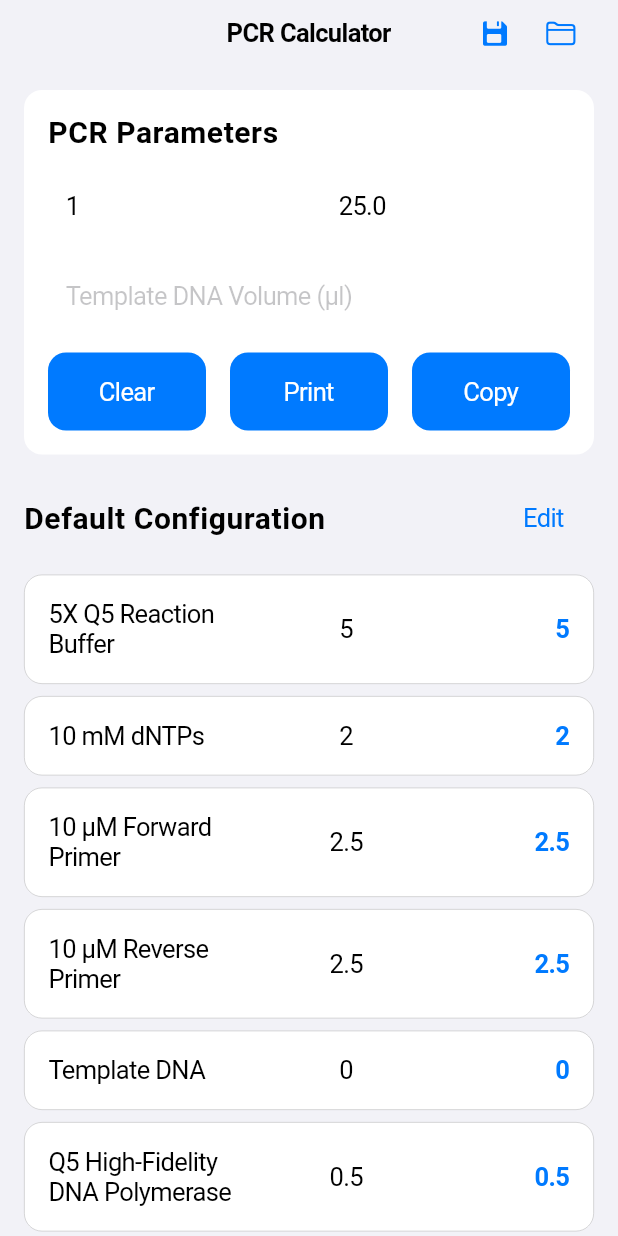
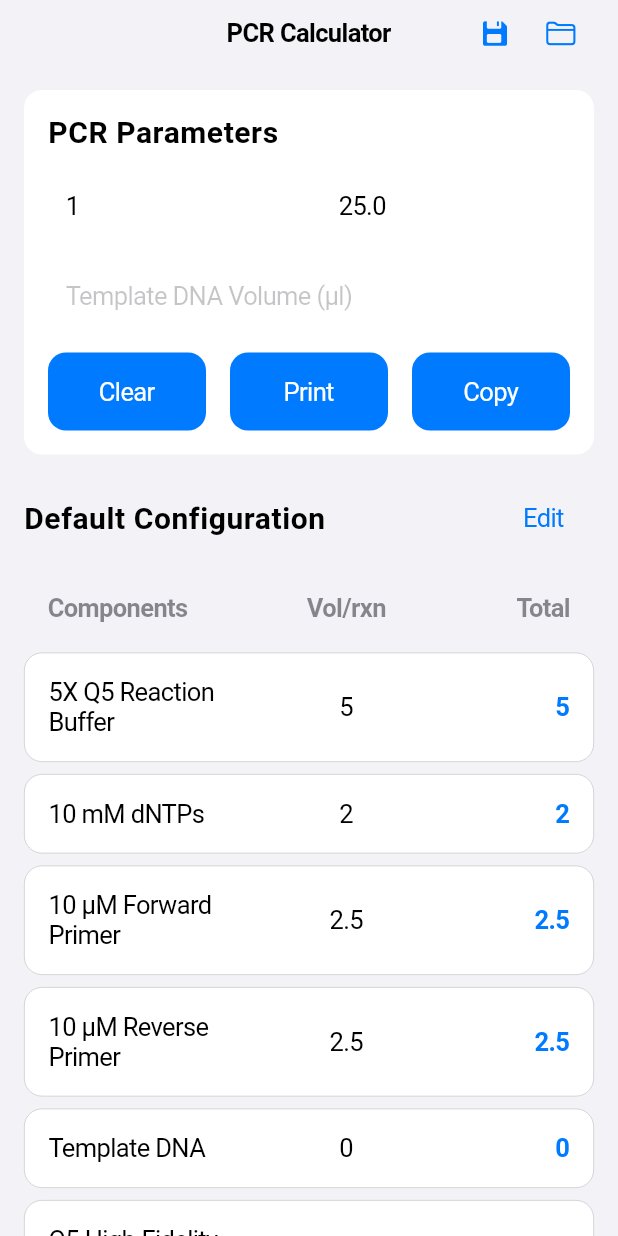
Before and after one commit to alextu870719/Lab-Studio, a Flutter app: the screen it shows after launch, on a phone screen of 412 x 824 dp. Run offline on Flutter 3.47's test engine with Material 3 defaults, Android fonts, the phone set to English and light mode, and no system bars; our stand-ins replace printing, shared_preferences.

Commit message:
Add header row for reagent list in normal display mode
- Add 'Components', 'Vol/rxn', 'Total' header row above reagent list
- Header only shows in normal display mode (not in edit mode)
- Uses CupertinoTheme styling with secondaryLabel color
- Maintains consistent layout with reagent rows (flex: 3, 2, 2)
- Improves data readability and professional appearance
- FontWeight.w600 for better header distinction

```diff
--- a/lib/main.dart
+++ b/lib/main.dart
@@ -736,6 +736,49 @@ class _PcrCalculatorPageState extends State<PcrCalculatorPage> {
 
             // Reagents List
             if (_calculatedTotalVolumes.isNotEmpty) ...[
+              // Header row for normal display mode
+              if (!_isEditMode)
+                Container(
+                  margin: const EdgeInsets.symmetric(vertical: 4.0),
+                  padding: const EdgeInsets.symmetric(horizontal: 16.0, vertical: 12.0),
+                  child: Row(
+                    children: [
+                      Expanded(
+                        flex: 3,
+                        child: Text(
+                          'Components',
+                          style: CupertinoTheme.of(context).textTheme.textStyle.copyWith(
+                            fontWeight: FontWeight.w600,
+                            color: CupertinoColors.secondaryLabel,
+                          ),
+                        ),
+                      ),
+                      Expanded(
+                        flex: 2,
+                        child: Text(
+                          'Vol/rxn',
+                          textAlign: TextAlign.center,
+                          style: CupertinoTheme.of(context).textTheme.textStyle.copyWith(
+                            fontWeight: FontWeight.w600,
+                            color: CupertinoColors.secondaryLabel,
+                          ),
+                        ),
+                      ),
+                      Expanded(
+                        flex: 2,
+                        child: Text(
+                          'Total',
+                          textAlign: TextAlign.end,
+                          style: CupertinoTheme.of(context).textTheme.textStyle.copyWith(
+                            fontWeight: FontWeight.w600,
+                            color: CupertinoColors.secondaryLabel,
+                          ),
+                        ),
+                      ),
+                    ],
+                  ),
+                ),
+
               for (var i = 0; i < _reagents.length; i++)
                 if (_calculatedTotalVolumes.containsKey(_reagents[i].name))
                   _isEditMode
```
